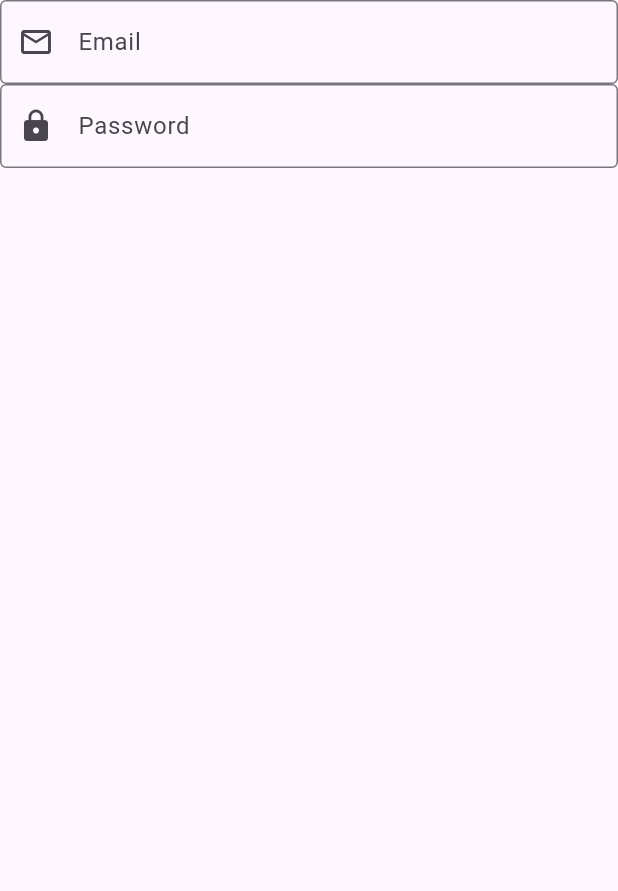
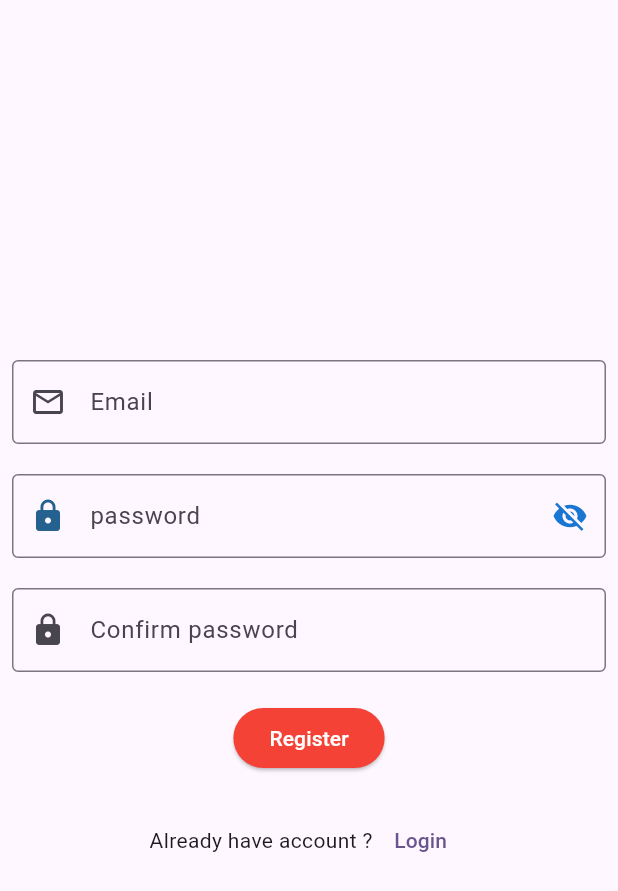
Before and after one commit to Jithin-janardhanan/Taskova, a Flutter app: the Registration screen opened directly, on a phone screen of 412 x 824 dp. Shown: the top 891 px of the screen. Run offline on Flutter 3.47's test engine with Material 3 defaults, Android fonts, the phone set to English and light mode, and no system bars; our stand-ins replace google_sign_in, sign_in_with_apple.

Commit message:
registration basic validation completed

```diff
--- a/lib/registration.dart
+++ b/lib/registration.dart
@@ -1,4 +1,7 @@
 import 'package:flutter/material.dart';
+
+import 'login.dart';
+import 'validator.dart';
 
 class Registration extends StatefulWidget {
   const Registration({super.key});
@@ -8,27 +11,97 @@ class Registration extends StatefulWidget {
 }
 
 class _RegistrationState extends State<Registration> {
+  final _emailcontroller = TextEditingController();
+  final _passwordcontroller = TextEditingController();
+  final TextEditingController _confirmPass = TextEditingController();
+  bool _visiblepassword = false;
+
+  @override
+  void initState() {
+    super.initState();
+    _visiblepassword = false;
+  }
+
   @override
   Widget build(BuildContext context) {
     return Scaffold(
       body: Center(
         child: Container(
+          child: Padding(
+            padding: const EdgeInsets.all(8.0),
             child: Column(
+              spacing: 20,
+              mainAxisAlignment: MainAxisAlignment.center,
               children: [
                 TextFormField(
+                  controller: _emailcontroller,
                   decoration: InputDecoration(
                       prefixIcon: Icon(Icons.email_outlined),
                       labelText: 'Email',
                       border: OutlineInputBorder()),
                 ),
                 TextFormField(
+                  validator: validatePassword,
+                  controller: _passwordcontroller,
+                  obscureText: !_visiblepassword,
+                  decoration: InputDecoration(
+                      suffixIcon: IconButton(
+                        icon: Icon(
+                          // Based on passwordVisible state choose the icon
+                          _visiblepassword
+                              ? Icons.visibility
+                              : Icons.visibility_off,
+                          color: Theme.of(context).primaryColorDark,
+                        ),
+                        onPressed: () {
+                          setState(() {
+                            _visiblepassword = !_visiblepassword;
+                          });
+                        },
+                      ),
+                      prefixIcon: Icon(
+                        Icons.lock,
+                        color: const Color.fromARGB(255, 37, 97, 143),
+                      ),
+                      border: OutlineInputBorder(),
+                      labelText: 'password'),
+                ),
+                TextFormField(
+                  obscureText: true,
+                  controller: _confirmPass,
+                  validator: (val) {
+                    if (val == null || val.isEmpty) return 'Empty';
+                    if (val != _passwordcontroller.text) return 'Not Match';
+                    return null;
+                  },
                   decoration: InputDecoration(
                     prefixIcon: Icon(Icons.lock),
-
-                    labelText: 'Password',
-                    border: OutlineInputBorder()),
+                    labelText: 'Confirm password',
+                    border: OutlineInputBorder(),
+                  ),
+                ),
+                ElevatedButton(
+                  style: ElevatedButton.styleFrom(
+                    backgroundColor: Colors.red,
+                    foregroundColor: Colors.white,
+                  ),
+                  onPressed: () {},
+                  child: Text('Register'),
+                ),
+                Row(
+                  mainAxisAlignment: MainAxisAlignment.center,
+                  children: [
+                    Text('Already have account ?'),
+                    TextButton(
+                        onPressed: () {
+                          Navigator.push(context,
+                              MaterialPageRoute(builder: (context) => Login()));
+                        },
+                        child: Text('Login')),
+                  ],
                 )
               ],
+            ),
           ),
         ),
       ),
--- a/pubspec.yaml
+++ b/pubspec.yaml
@@ -35,6 +35,7 @@ dependencies:
   # Use with the CupertinoIcons class for iOS style icons.
   cupertino_icons: ^1.0.8
   sign_in_with_apple: ^7.0.1
+  google_sign_in: ^6.3.0
   http: ^1.3.0
 
 
```
Also changed, not shown: lib/homepage.dart (added, +26 -0 lines), lib/login.dart (+66 -3 lines), lib/validator.dart (+9 -7 lines), pubspec.lock, 4 other files. Lines whose indentation alone changed are shown as unchanged.
